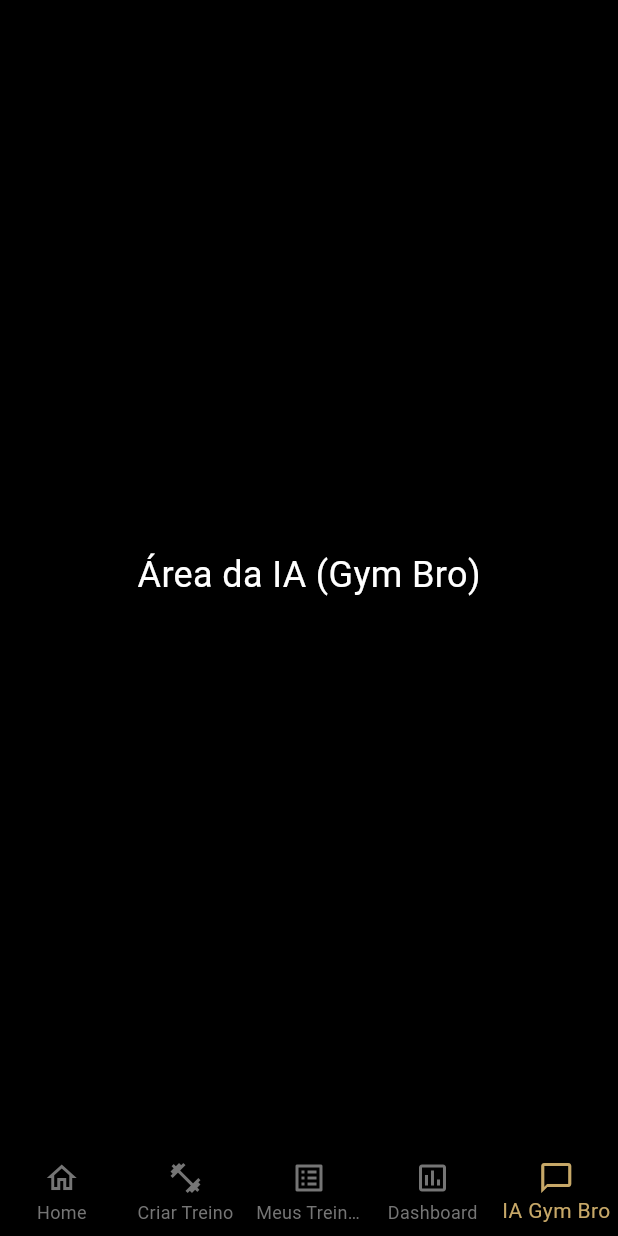
After one commit to Mariohanijar/GymLion, a Flutter app: the MainNavPage screen opened directly, item 5 of the bottom bar chosen, on a phone screen of 412 x 824 dp. The commit adds this screen. Run offline on Flutter 3.47's test engine with Material 3 defaults, Android fonts, the phone set to English and light mode, and no system bars.

Commit message:
colocando rodapé
colocar de novo o texto gymlion embaixo da logo

```diff
--- /dev/null
+++ b/lib/Pages/chatbot_page.dart
@@ -0,0 +1,9 @@
+// lib/pages/chatbot_page.dart
+import 'package:flutter/material.dart';
+class ChatbotPage extends StatelessWidget {
+  const ChatbotPage({super.key});
+  @override
+  Widget build(BuildContext context) {
+    return const Center(child: Text('Área da IA (Gym Bro)', style: TextStyle(color: Colors.white, fontSize: 24)));
+  }
+}
--- /dev/null
+++ b/lib/Pages/main_nav_page.dart
@@ -0,0 +1,74 @@
+// lib/pages/main_nav_page.dart
+
+import 'package:flutter/material.dart';
+import 'home.dart';           // Aba 0: Home/Geral
+import 'training_selection_page.dart'; // Aba 1: Criar/Montar Novo Treino
+import 'my_workouts_page.dart';    // Aba 2: Treinos Salvos (Meus Treinos)
+import 'performance_page.dart';    // Aba 3: Desempenho/Dashboard
+import 'chatbot_page.dart';        // Aba 4: IA/Chatbot
+
+class MainNavPage extends StatefulWidget {
+  const MainNavPage({super.key});
+
+  @override
+  State<MainNavPage> createState() => _MainNavPageState();
+}
+
+class _MainNavPageState extends State<MainNavPage> {
+  int _selectedIndex = 0; // Índice inicial (Home)
+
+  // Lista de todas as telas que o rodapé irá exibir
+  static const List<Widget> _widgetOptions = <Widget>[
+    HomePage(),
+    TrainingSelectionPage(),
+    MyWorkoutsPage(),
+    PerformancePage(),
+    ChatbotPage(),
+  ];
+
+  void _onItemTapped(int index) {
+    setState(() {
+      _selectedIndex = index;
+    });
+  }
+
+  @override
+  Widget build(BuildContext context) {
+    return Scaffold(
+      // Exibe a tela selecionada no body
+      body: _widgetOptions.elementAt(_selectedIndex),
+
+      // O Rodapé de Navegação (BottomNavigationBar)
+      bottomNavigationBar: BottomNavigationBar(
+        items: const <BottomNavigationBarItem>[
+          BottomNavigationBarItem(
+            icon: Icon(Icons.home_outlined),
+            label: 'Home',
+          ),
+          BottomNavigationBarItem(
+            icon: Icon(Icons.fitness_center),
+            label: 'Criar Treino',
+          ),
+          BottomNavigationBarItem(
+            icon: Icon(Icons.list_alt),
+            label: 'Meus Treinos',
+          ),
+          BottomNavigationBarItem(
+            icon: Icon(Icons.assessment_outlined),
+            label: 'Dashboard',
+          ),
+          BottomNavigationBarItem(
+            icon: Icon(Icons.chat_bubble_outline),
+            label: 'IA Gym Bro',
+          ),
+        ],
+        currentIndex: _selectedIndex,
+        type: BottomNavigationBarType.fixed, // Garante que todos os 5 itens caibam
+        selectedItemColor: Theme.of(context).primaryColor, // Usa o dourado do tema
+        unselectedItemColor: Colors.grey[600],
+        backgroundColor: Colors.black, // Fundo do rodapé preto
+        onTap: _onItemTapped,
+      ),
+    );
+  }
+}
--- a/lib/main.dart
+++ b/lib/main.dart
@@ -2,12 +2,32 @@
 
 import 'package:flutter/material.dart';
 import 'package:provider/provider.dart';
-import 'Pages/training_manager.dart'; // Importa a nova localização
-import 'Pages/login_page.dart'; // Importa a tela inicial
+
+// Importe as classes necessárias
+import 'Pages/training_manager.dart'; // Assumindo lib/managers/training_manager.dart
+import 'Pages/main_nav_page.dart';
+import 'Pages/login_page.dart';
+
+// Crie uma cor Material para o dourado principal (Gymlion Color)
+const MaterialColor gymlionGold = MaterialColor(
+  0xFFC7A868,
+  <int, Color>{
+    50: Color(0xFFFFFBE6),
+    100: Color(0xFFFFF0B3),
+    200: Color(0xFFFFE080),
+    300: Color(0xFFFDD04D),
+    400: Color(0xFFC7A868), // Cor Principal
+    500: Color(0xFFB0945E),
+    600: Color(0xFFA18552),
+    700: Color(0xFF8F7346),
+    800: Color(0xFF7D613A),
+    900: Color(0xFF6B4F2E),
+  },
+);
 
 void main() {
-  // Configura o TrainingManager no topo da árvore de widgets
   runApp(
+    // Envolve toda a aplicação com o TrainingManager (Provider)
     ChangeNotifierProvider(
       create: (context) => TrainingManager(),
       child: const MyApp(),
@@ -21,16 +41,31 @@ class MyApp extends StatelessWidget {
   @override
   Widget build(BuildContext context) {
     return MaterialApp(
-      title: 'Gymlion',
+      title: 'GYMLION',
       debugShowCheckedModeBanner: false,
       theme: ThemeData(
+        // Define o tema escuro
+        brightness: Brightness.dark,
+        primarySwatch: gymlionGold,
         primaryColor: const Color(0xFFC7A868),
-        scaffoldBackgroundColor: Colors.black,
-        colorScheme: ColorScheme.fromSeed(seedColor: const Color(0xFFC7A868)),
+        scaffoldBackgroundColor: Colors.black, // Fundo preto
+        appBarTheme: const AppBarTheme(
+          backgroundColor: Colors.black,
+          foregroundColor: Colors.white,
+          elevation: 0,
+        ),
+        // Define a cor de acentuação para botões e outros widgets
+        colorScheme: const ColorScheme.dark(
+          primary: Color(0xFFC7A868),
+          secondary: Color(0xFFC7A868),
+          surface: Colors.black,
+        ),
         useMaterial3: true,
       ),
-      // O aplicativo SEMPRE começa na LoginPage
+      // Mude para LoginPage se quiser exigir login
+      // Mude para MainNavPage para ir direto ao menu de abas
       home: const LoginPage(),
+      // home: const LoginPage(), // Se quiser testar o fluxo de login
     );
   }
 }
```
Also changed, not shown: lib/Pages/login_page.dart (+79 -97 lines), lib/Pages/my_workouts_page.dart (added, +9 -0 lines), lib/Pages/performance_page.dart (added, +9 -0 lines).
